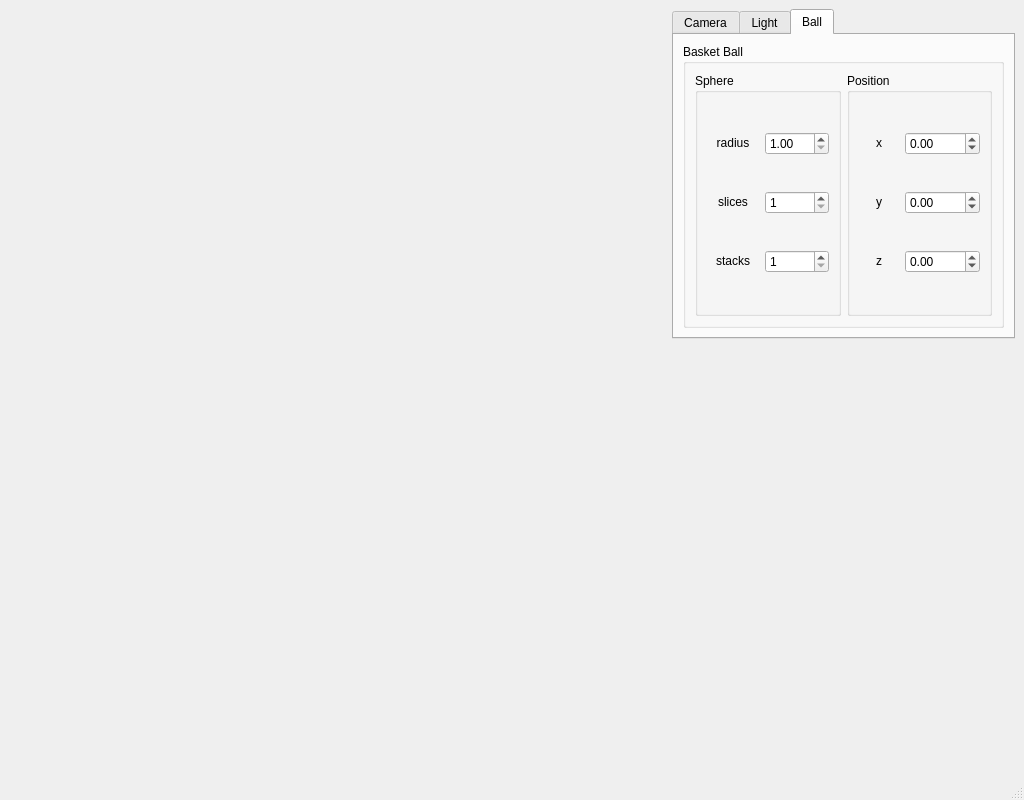
Above: MainWindow.ui from lastland/BasketballGym before the change. Below: the same form after it.
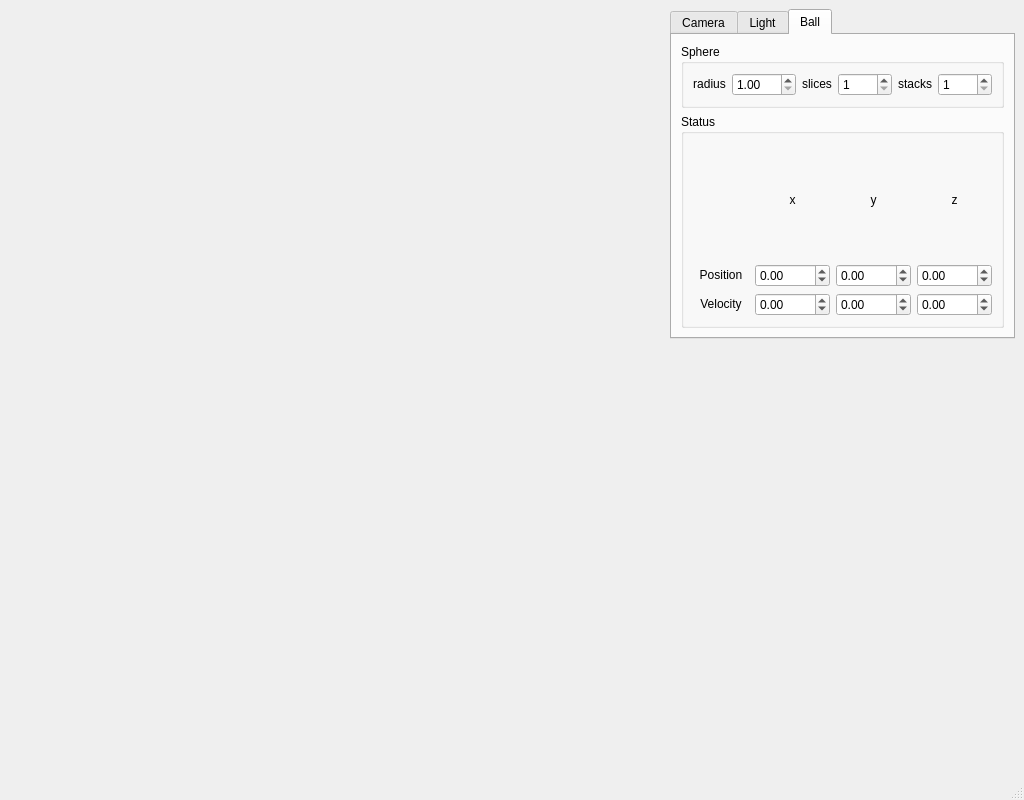
That is the form after the change.

What changed in the file:
```diff
--- a/MainWindow.ui
+++ b/MainWindow.ui
@@ -723,23 +723,15 @@
          </attribute>
          <layout class="QVBoxLayout" name="verticalLayout_4">
           <item>
-           <widget class="QGroupBox" name="basketballBox">
-            <property name="title">
-             <string>Basket Ball</string>
-            </property>
-            <layout class="QGridLayout" name="gridLayout_5">
-             <property name="sizeConstraint">
-              <enum>QLayout::SetMinAndMaxSize</enum>
-             </property>
-             <item row="0" column="0">
-              <layout class="QHBoxLayout" name="horizontalLayout">
-               <item>
                 <widget class="QGroupBox" name="SphereBox">
                  <property name="title">
                   <string>Sphere</string>
                  </property>
-                 <layout class="QGridLayout" name="gridLayout_2">
-                  <item row="0" column="0">
+            <layout class="QHBoxLayout" name="horizontalLayout">
+             <property name="sizeConstraint">
+              <enum>QLayout::SetMinAndMaxSize</enum>
+             </property>
+             <item>
                    <widget class="QLabel" name="label_7">
                     <property name="text">
                      <string>&lt;center&gt;radius&lt;/center&gt;</string>
@@ -749,7 +741,7 @@
                     </property>
                    </widget>
                   </item>
-                  <item row="0" column="1">
+             <item>
                    <widget class="QDoubleSpinBox" name="sphereRadiusBox">
                     <property name="minimum">
                      <double>1.000000000000000</double>
@@ -762,7 +754,7 @@
                     </property>
                    </widget>
                   </item>
-                  <item row="1" column="0">
+             <item>
                    <widget class="QLabel" name="label_8">
                     <property name="text">
                      <string>&lt;center&gt;slices&lt;/center&gt;</string>
@@ -772,7 +764,7 @@
                     </property>
                    </widget>
                   </item>
-                  <item row="1" column="1">
+             <item>
                    <widget class="QSpinBox" name="sphereSlicesBox">
                     <property name="minimum">
                      <number>1</number>
@@ -785,7 +777,7 @@
                     </property>
                    </widget>
                   </item>
-                  <item row="2" column="0">
+             <item>
                    <widget class="QLabel" name="label_9">
                     <property name="text">
                      <string>&lt;center&gt;stacks&lt;/center&gt;</string>
@@ -795,7 +787,7 @@
                     </property>
                    </widget>
                   </item>
-                  <item row="2" column="1">
+             <item>
                    <widget class="QSpinBox" name="sphereStacksBox">
                     <property name="minimum">
                      <number>1</number>
@@ -812,12 +804,25 @@
                 </widget>
                </item>
                <item>
-                <widget class="QGroupBox" name="ballPosBox">
+           <widget class="QGroupBox" name="groupBox_3">
                  <property name="title">
-                  <string>Position</string>
-                 </property>
-                 <layout class="QGridLayout" name="gridLayout_3">
+             <string>Status</string>
+            </property>
+            <layout class="QGridLayout" name="gridLayout_2">
                   <item row="0" column="0">
+              <spacer name="horizontalSpacer_4">
+               <property name="orientation">
+                <enum>Qt::Horizontal</enum>
+               </property>
+               <property name="sizeHint" stdset="0">
+                <size>
+                 <width>62</width>
+                 <height>20</height>
+                </size>
+               </property>
+              </spacer>
+             </item>
+             <item row="0" column="1">
                    <widget class="QLabel" name="label_10">
                     <property name="text">
                      <string>&lt;center&gt;x&lt;/center&gt;</string>
@@ -827,20 +832,7 @@
                     </property>
                    </widget>
                   </item>
-                  <item row="0" column="1">
-                   <widget class="QDoubleSpinBox" name="ballPosXBox">
-                    <property name="minimum">
-                     <double>-2000.000000000000000</double>
-                    </property>
-                    <property name="maximum">
-                     <double>2000.000000000000000</double>
-                    </property>
-                    <property name="singleStep">
-                     <double>10.000000000000000</double>
-                    </property>
-                   </widget>
-                  </item>
-                  <item row="1" column="0">
+             <item row="0" column="2">
                    <widget class="QLabel" name="label_11">
                     <property name="text">
                      <string>&lt;center&gt;y&lt;/center&gt;</string>
@@ -850,20 +842,7 @@
                     </property>
                    </widget>
                   </item>
-                  <item row="1" column="1">
-                   <widget class="QDoubleSpinBox" name="ballPosYBox">
-                    <property name="minimum">
-                     <double>-2000.000000000000000</double>
-                    </property>
-                    <property name="maximum">
-                     <double>2000.000000000000000</double>
-                    </property>
-                    <property name="singleStep">
-                     <double>10.000000000000000</double>
-                    </property>
-                   </widget>
-                  </item>
-                  <item row="2" column="0">
+             <item row="0" column="3">
                    <widget class="QLabel" name="label_12">
                     <property name="text">
                      <string>&lt;center&gt;z&lt;/center&gt;</string>
@@ -873,7 +852,40 @@
                     </property>
                    </widget>
                   </item>
-                  <item row="2" column="1">
+             <item row="1" column="0">
+              <widget class="QLabel" name="label_24">
+               <property name="text">
+                <string>&lt;center&gt;Position&lt;/center&gt;</string>
+               </property>
+              </widget>
+             </item>
+             <item row="1" column="1">
+              <widget class="QDoubleSpinBox" name="ballPosXBox">
+               <property name="minimum">
+                <double>-2000.000000000000000</double>
+               </property>
+               <property name="maximum">
+                <double>2000.000000000000000</double>
+               </property>
+               <property name="singleStep">
+                <double>10.000000000000000</double>
+               </property>
+              </widget>
+             </item>
+             <item row="1" column="2">
+              <widget class="QDoubleSpinBox" name="ballPosYBox">
+               <property name="minimum">
+                <double>-2000.000000000000000</double>
+               </property>
+               <property name="maximum">
+                <double>2000.000000000000000</double>
+               </property>
+               <property name="singleStep">
+                <double>10.000000000000000</double>
+               </property>
+              </widget>
+             </item>
+             <item row="1" column="3">
                    <widget class="QDoubleSpinBox" name="ballPosZBox">
                     <property name="minimum">
                      <double>-2000.000000000000000</double>
@@ -886,16 +898,51 @@
                     </property>
                    </widget>
                   </item>
-                 </layout>
-                 <zorder>label_10</zorder>
-                 <zorder>label_11</zorder>
-                 <zorder>label_12</zorder>
-                 <zorder>ballPosXBox</zorder>
-                 <zorder>ballPosYBox</zorder>
-                 <zorder>ballPosZBox</zorder>
-                </widget>
-               </item>
-              </layout>
+             <item row="2" column="0">
+              <widget class="QLabel" name="label_25">
+               <property name="text">
+                <string>&lt;center&gt;Velocity&lt;/center&gt;</string>
+               </property>
+              </widget>
+             </item>
+             <item row="2" column="1">
+              <widget class="QDoubleSpinBox" name="ballVelXBox">
+               <property name="minimum">
+                <double>-2000.000000000000000</double>
+               </property>
+               <property name="maximum">
+                <double>2000.000000000000000</double>
+               </property>
+               <property name="singleStep">
+                <double>10.000000000000000</double>
+               </property>
+              </widget>
+             </item>
+             <item row="2" column="2">
+              <widget class="QDoubleSpinBox" name="ballVelYBox">
+               <property name="minimum">
+                <double>-2000.000000000000000</double>
+               </property>
+               <property name="maximum">
+                <double>2000.000000000000000</double>
+               </property>
+               <property name="singleStep">
+                <double>10.000000000000000</double>
+               </property>
+              </widget>
+             </item>
+             <item row="2" column="3">
+              <widget class="QDoubleSpinBox" name="ballVelZBox">
+               <property name="minimum">
+                <double>-2000.000000000000000</double>
+               </property>
+               <property name="maximum">
+                <double>2000.000000000000000</double>
+               </property>
+               <property name="singleStep">
+                <double>10.000000000000000</double>
+               </property>
+              </widget>
              </item>
             </layout>
            </widget>
```
Lines whose indentation alone changed are shown as unchanged.
